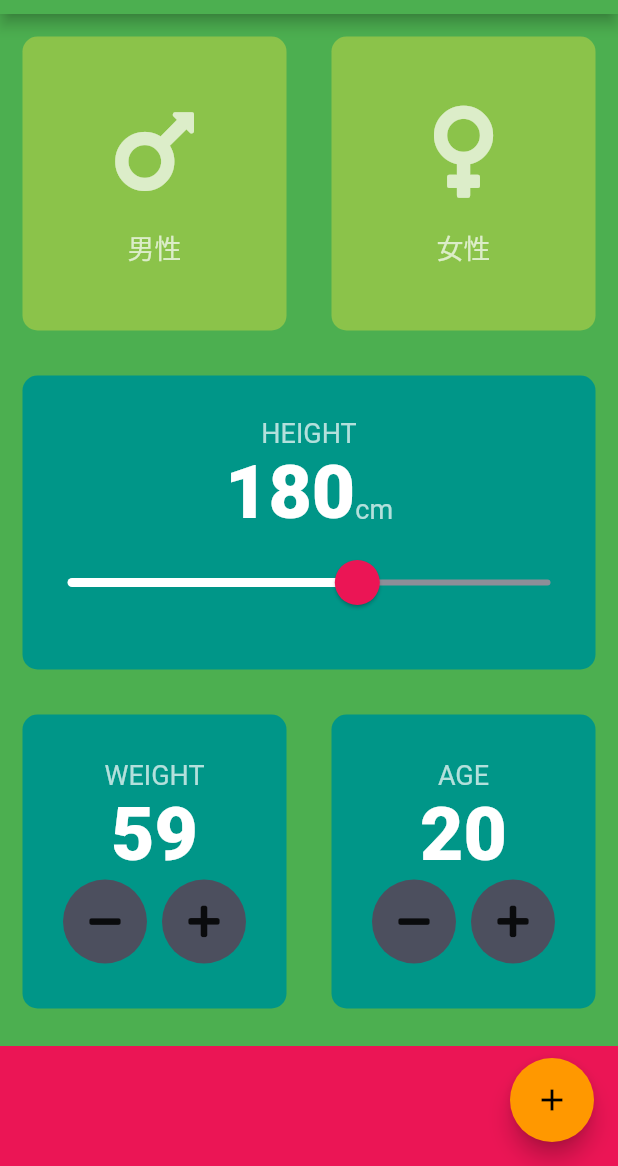
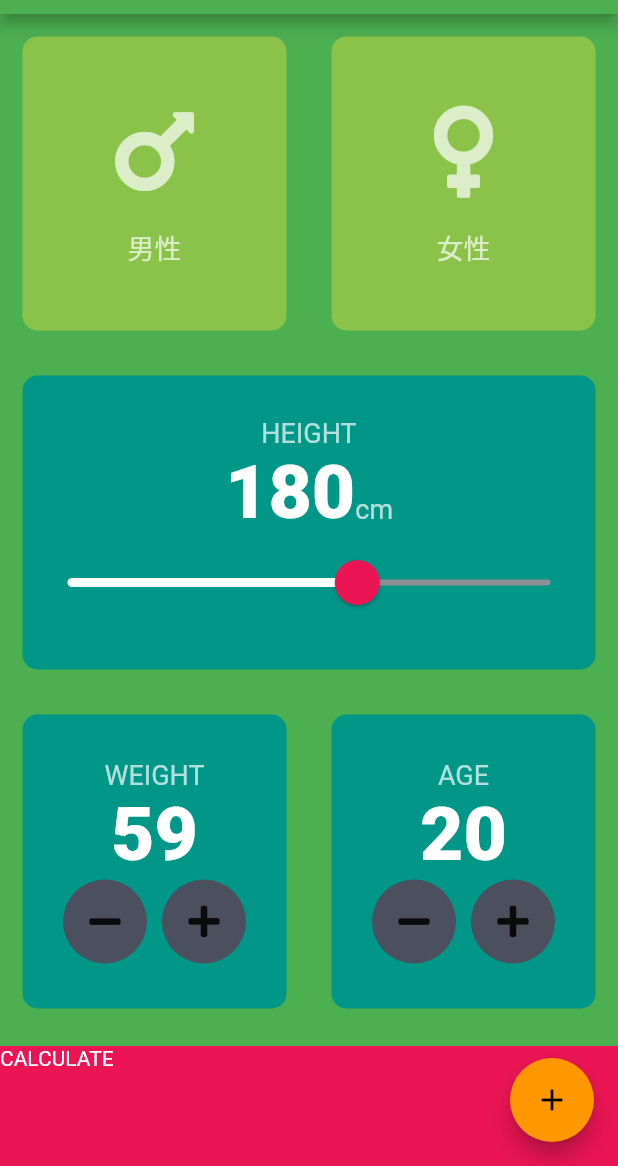
Before and after one commit to moriyamasaaaki/calculator_app, a Flutter app: the screen it shows after launch, after a tap on an icon or button, on a phone screen of 412 x 824 dp, the part 70-1236 px from its top. Run offline on Flutter 3.47's test engine with Material 2 defaults, Android fonts, the phone set to English and light mode, and no system bars; our stand-ins replace font_awesome_flutter.

Commit message:
feat(input_page, results_page): router追加

```diff
--- a/lib/input_page.dart
+++ b/lib/input_page.dart
@@ -1,8 +1,10 @@
+import 'package:calculatorapp/results_page.dart';
 import 'package:flutter/material.dart';
 import 'package:font_awesome_flutter/font_awesome_flutter.dart';
 import 'icon_content.dart';
 import 'reusable_card.dart';
 import 'consts.dart';
+import 'results_page.dart';
 
 enum Gender { male, female }
 
@@ -205,11 +207,18 @@ class _InputPageState extends State<InputPage> {
               ),
             ],
           )),
-          Container(
-            color: kBottomContainerColor,
-            margin: EdgeInsets.only(top: 10.0),
-            width: double.infinity,
-            height: kBottomContainerHeight,
+          GestureDetector(
+            onTap: () {
+              Navigator.push(context,
+                  MaterialPageRoute(builder: (context) => ResultsPage()));
+            },
+            child: Container(
+              child: Text('CALCULATE'),
+              color: kBottomContainerColor,
+              margin: EdgeInsets.only(top: 10.0),
+              width: double.infinity,
+              height: kBottomContainerHeight,
+            ),
           )
         ],
       ),
```
Also changed, not shown: lib/results_page.dart (added, +13 -0 lines).
